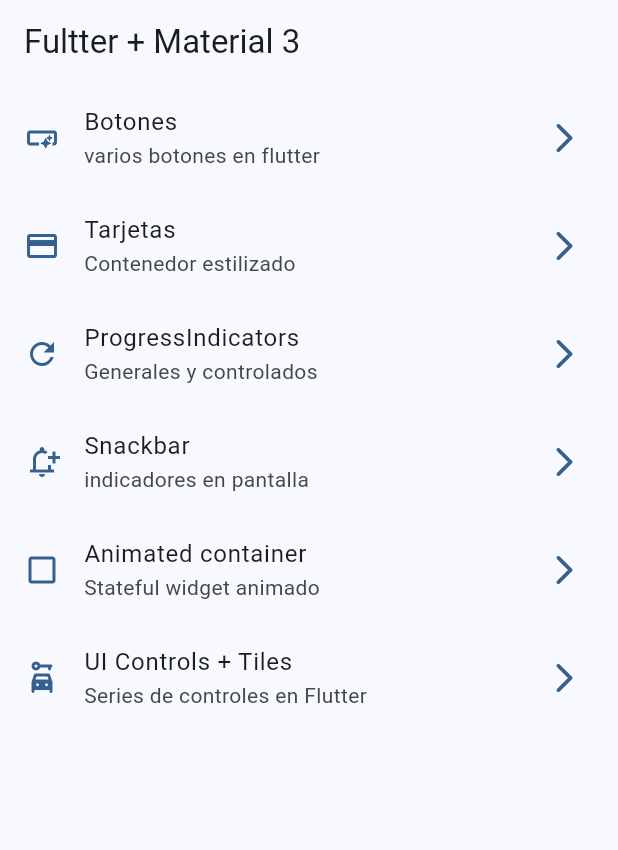
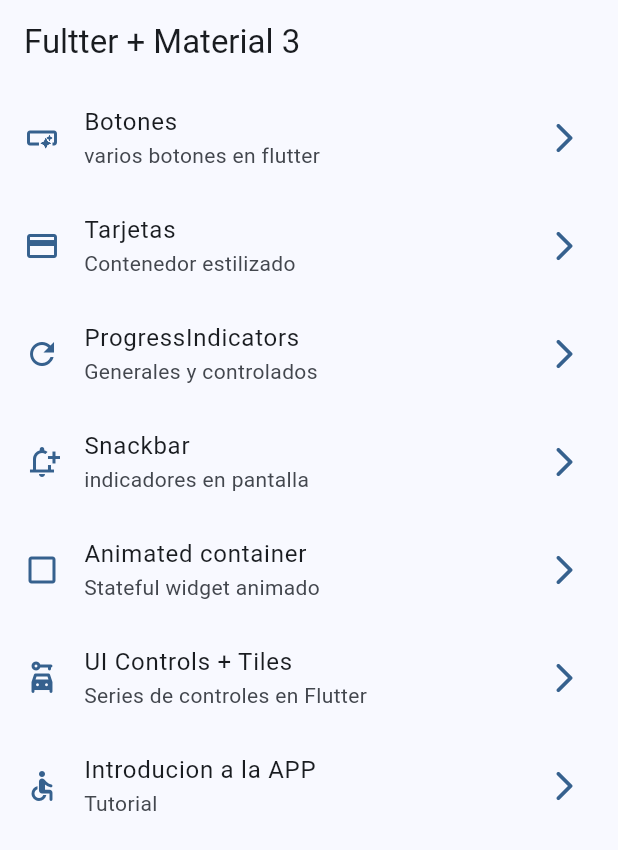
Before and after one commit to jgravier1/widgets_app, a Flutter app: the screen it shows after launch, on a phone screen of 412 x 824 dp. Shown: the top 850 px of the screen. Run offline on Flutter 3.47's test engine with Material 3 defaults, Android fonts, the phone set to English and light mode, and no system bars; our stand-ins replace go_router.

```diff
--- a/lib/config/menu/menu_items.dart
+++ b/lib/config/menu/menu_items.dart
@@ -45,6 +45,12 @@ const List<MenuItems> appMenuItems = [
     subTitle: 'Series de controles en Flutter',
     link: '/ui_screen',
     icon: Icons.car_rental_rounded),
+    MenuItems(
+    title: 'Introducion a la APP',
+    subTitle: 'Tutorial',
+    link: '/tutorial_screen',
+    icon: Icons.accessible_rounded),
+
 
 
 
--- a/lib/config/router/app_router.dart
+++ b/lib/config/router/app_router.dart
@@ -33,6 +33,10 @@ final appRouter = GoRouter(
       path: '/ui_screen',
       builder: (context, state) => const UiControlScreen(),
     ),
+    GoRoute(
+      path: '/tutorial_screen',
+      builder: (context, state) => const AppTutorialScreen(),
+    ),
 
   ],
 );
--- a/pubspec.yaml
+++ b/pubspec.yaml
@@ -18,3 +18,6 @@ dev_dependencies:
 
 flutter:
   uses-material-design: true
+
+  assets:
+    - assets/images/
```
Also changed, not shown: assets/Images/1.png (added), assets/Images/2.png (added), assets/Images/3.png (added), assets/Images/jar-loading.gif (added).
